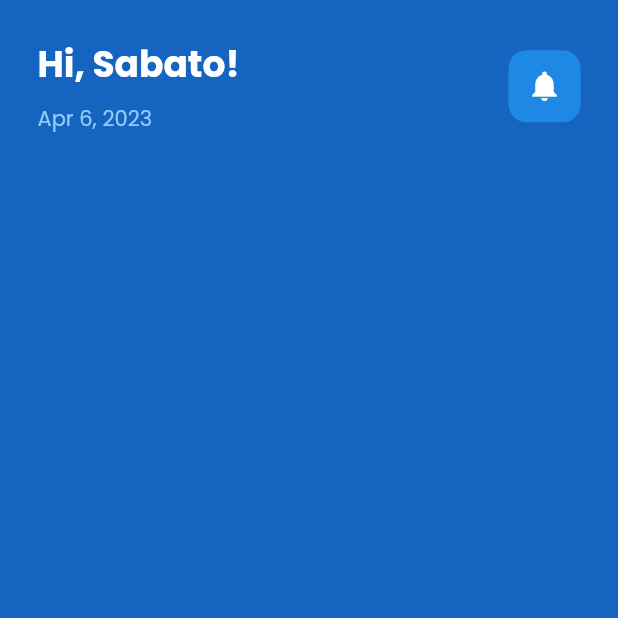
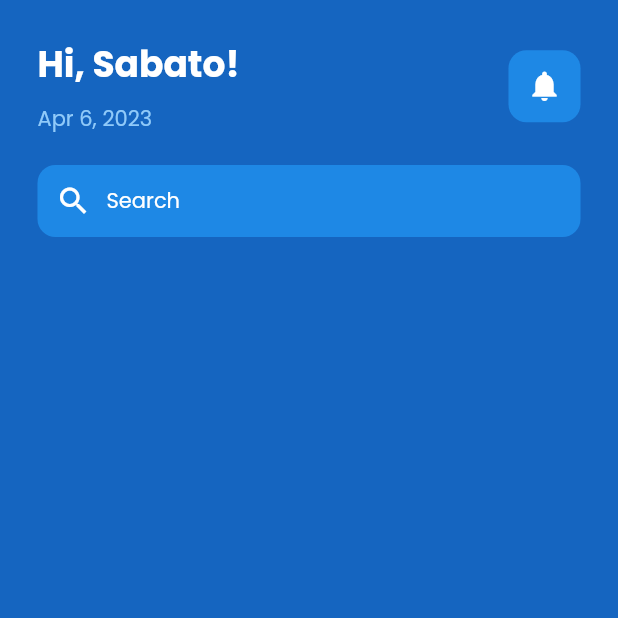
Before and after one commit to sabatohura/mentalapp-design, a Flutter app: the screen it shows after launch, on a phone screen of 412 x 824 dp, the top half of it. Run offline on Flutter 3.47's test engine with Material 2 defaults, Android fonts, the phone set to English and light mode, and no system bars; our stand-ins replace google_fonts.

Commit message:
search bar

```diff
--- a/lib/pages/home_page.dart
+++ b/lib/pages/home_page.dart
@@ -22,6 +22,7 @@
           padding: const EdgeInsets.all(25.0),
           child: Column(
             children: [
+              // greetings section
               Row(
                 mainAxisAlignment: MainAxisAlignment.spaceBetween,
                 children: [
@@ -59,6 +60,31 @@
                   )
                 ],
               ),
+              SizedBox(
+                height: 20,
+              ),
+              //search section
+              Container(
+                decoration: BoxDecoration(
+                    color: Colors.blue[600],
+                    borderRadius: BorderRadius.circular(12)),
+                padding: EdgeInsets.all(12),
+                child: Row(
+                  children: [
+                    Icon(
+                      Icons.search,
+                      color: Colors.white,
+                    ),
+                    SizedBox(
+                      width: 10,
+                    ),
+                    Text(
+                      'Search',
+                      style: TextStyle(color: Colors.white),
+                    )
+                  ],
+                ),
+              )
             ],
           ),
         ),
```
